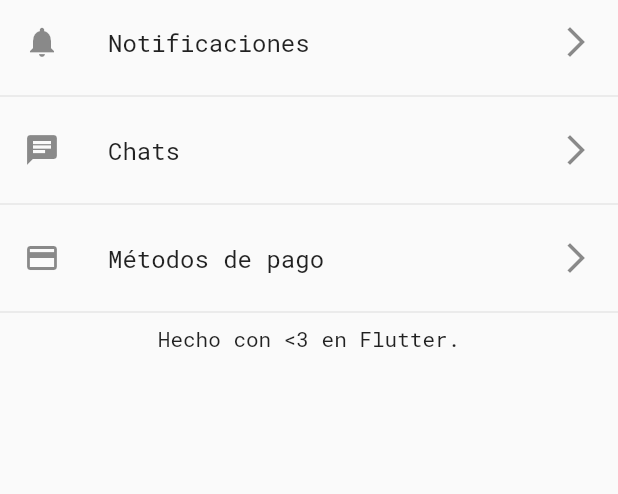
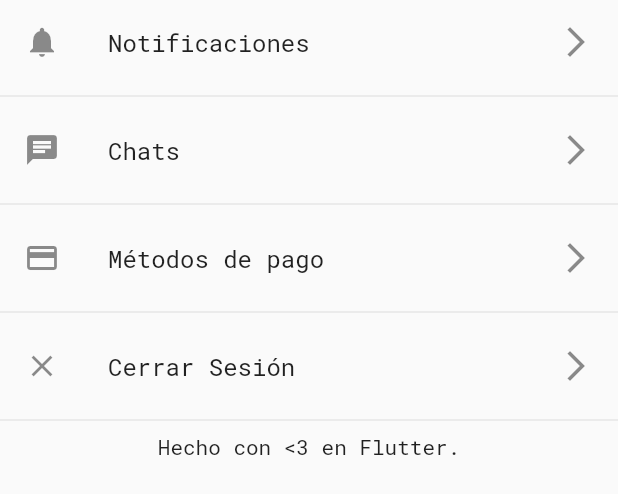
Before and after one commit to Josloader3/helpify, a Flutter app: the SettingsPage widget shown alone on an empty page, opened directly, on a phone screen of 412 x 824 dp. Shown: the top 494 px of the screen. Run offline on Flutter 3.47's test engine with Material 2 defaults, Android fonts, the phone set to English and light mode, and no system bars; our stand-ins replace firebase_auth, firebase_core, firebase_database, google_nav_bar, line_awesome_icons, rxdart and 1 more; accounts and stored records are empty; network calls fail; statements that could not run were skipped.

```diff
--- a/lib/src/pages/post_page.dart
+++ b/lib/src/pages/post_page.dart
@@ -3,10 +3,13 @@ import 'package:helpify/src/bloc/provider.dart';
 import 'package:helpify/src/bloc/publicaciones_firebase_bloc.dart';
 import 'package:helpify/src/models/ong_model.dart';
 import 'package:helpify/src/models/publicacion_model.dart';
+import 'package:helpify/src/shared_prefs/preferencias_usuario.dart';
 import 'package:helpify/src/widgets/cabecera_widget.dart';
 import 'package:line_awesome_icons/line_awesome_icons.dart';
 
 class PostPage extends StatelessWidget {
+  final prefs = new PreferenciasUsuario();
+
   @override
   Widget build(BuildContext context) {
     final Publicacion publicacionData = ModalRoute.of(context).settings.arguments;
@@ -83,6 +86,7 @@ class PostPage extends StatelessWidget {
   }
 
   Widget _crearButton(BuildContext context, Publicacion publicacionData) {
+    if(prefs.rol == 1){
       return RaisedButton(
         child: Container(
           padding: EdgeInsets.symmetric(horizontal: 80, vertical: 15),
@@ -95,4 +99,6 @@ class PostPage extends StatelessWidget {
             Navigator.pushNamed(context, "payment", arguments: publicacionData),
       );
     }
+    return Container();
   }
+}
--- a/lib/src/pages/settings_page.dart
+++ b/lib/src/pages/settings_page.dart
@@ -1,6 +1,12 @@
+import 'package:firebase_auth/firebase_auth.dart';
 import 'package:flutter/material.dart';
+import 'package:helpify/src/shared_prefs/preferencias_usuario.dart';
+
+final FirebaseAuth _auth = FirebaseAuth.instance;
 
 class SettingsPage extends StatelessWidget {
+  final prefs = new PreferenciasUsuario();
+
   @override
   Widget build(BuildContext context) {
     return ListView(
@@ -28,6 +34,15 @@ class SettingsPage extends StatelessWidget {
           },
         ),
         Divider(),
+        ListTile(
+          title: Text("Cerrar Sesión"),
+          leading: Icon(Icons.close),
+          trailing: Icon(Icons.arrow_forward_ios),
+          onTap: () => {
+            _cerrarSesion(context)
+          },
+        ),
+        Divider(),
         Text(
           "Hecho con <3 en Flutter.",
           textAlign: TextAlign.center,
@@ -35,4 +50,12 @@ class SettingsPage extends StatelessWidget {
       ],
     );
   }
+
+  _cerrarSesion(BuildContext context) async {
+    prefs.idLogin = "";
+    prefs.rol = 0;
+    await _auth.signOut();
+
+    Navigator.of(context).pushNamedAndRemoveUntil('choose_role', (Route<dynamic> route) => false);
+  }
 }
```
Lines whose indentation alone changed are shown as unchanged.
